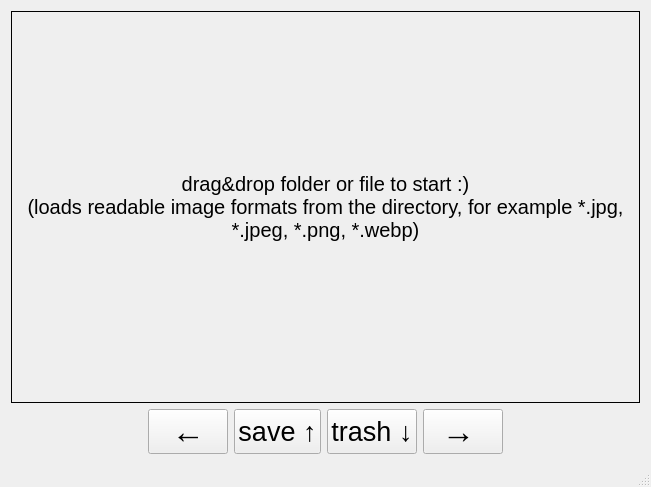
marcelpetrick/Cullendula, file src/CullendulaMainWindow.ui: the form before one commit.
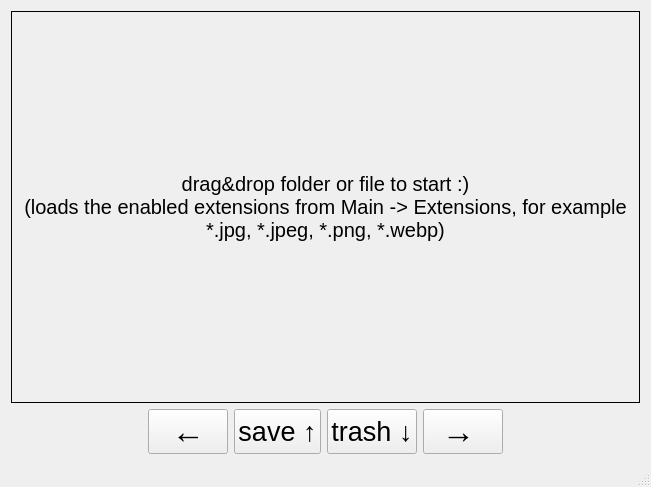
The form after the commit.

Commit message:
feat: add configurable extension filters to the main menu
  Add a checkable `Main -> Extensions` menu that lets users choose
  which image file suffixes are accepted when the next directory is
  loaded via drag and drop.

  Move the extension filtering into the file system handler so the
  behavior stays testable, cover the new filter logic and menu flow
  with unit tests, and bump the project version to 0.6.2.

Patch:
```diff
--- a/src/CullendulaMainWindow.ui
+++ b/src/CullendulaMainWindow.ui
@@ -62,7 +62,7 @@
         </property>
         <property name="text">
          <string>drag&amp;drop folder or file to start :)
-(loads readable image formats from the directory, for example *.jpg, *.jpeg, *.png, *.webp)</string>
+(loads the enabled extensions from Main -&gt; Extensions, for example *.jpg, *.jpeg, *.png, *.webp)</string>
         </property>
         <property name="scaledContents">
          <bool>false</bool>
```
The commit also changes 10 other files.
